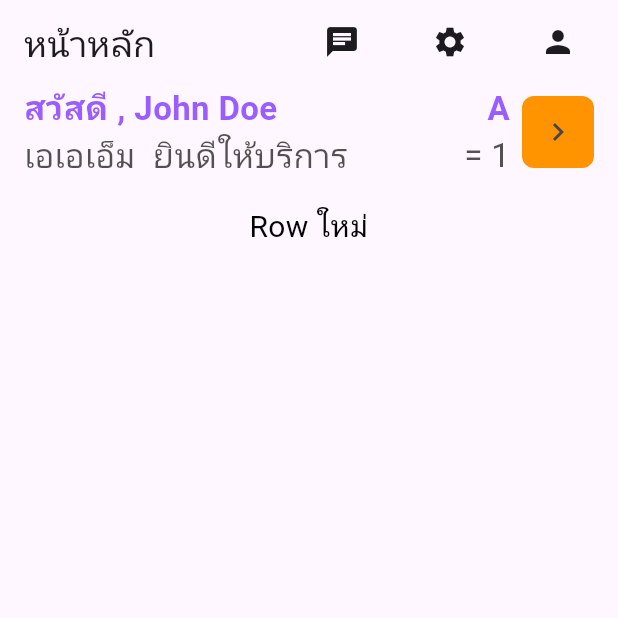
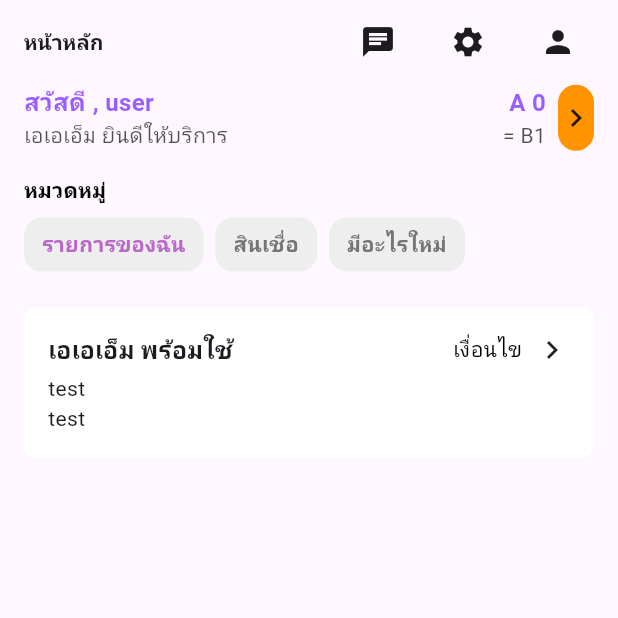
Before and after one commit to wichaiwon/api_template_app, a Flutter app: the screen it shows after launch, on a phone screen of 412 x 824 dp, the top half of it. Run offline on Flutter 3.47's test engine with Material 3 defaults, Android fonts, the phone set to English and light mode, and no system bars; our stand-ins replace get.

Commit message:
update home screen

```diff
--- a/lib/app/modules/home/controllers/home_controller.dart
+++ b/lib/app/modules/home/controllers/home_controller.dart
@@ -1,9 +1,17 @@
 import 'package:get/get.dart';
 
 class HomeController extends GetxController {
-  final userName = 'John Doe';
+  final userName = 'user'.obs;
+  final selectedCategoryIndex = 0.obs;
 
-  final count = 0.obs;
+  final categories =
+      [
+        {'name': 'รายการของฉัน'},
+        {'name': 'สินเชื่อ'},
+        {'name': 'มีอะไรใหม่'},
+      ].obs;
 
-  void increment() => count.value++;
+  void selectCatagory(int index) {
+    selectedCategoryIndex.value = index;
+  }
 }
--- a/lib/app/modules/home/views/home_view.dart
+++ b/lib/app/modules/home/views/home_view.dart
@@ -1,11 +1,15 @@
+import 'package:api_template_app/app/widgets/homescreen/user_point.dart';
 import 'package:flutter/material.dart';
 
 import 'package:get/get.dart';
 
 import '../controllers/home_controller.dart';
+import 'package:api_template_app/app/widgets/homescreen/catagories_button.dart';
+import 'package:api_template_app/app/widgets/homescreen/loan.dart';
 
 class HomeView extends GetView<HomeController> {
   const HomeView({super.key});
+
   @override
   Widget build(BuildContext context) {
     return Scaffold(
@@ -13,13 +17,16 @@ class HomeView extends GetView<HomeController> {
         title: Row(
           mainAxisAlignment: MainAxisAlignment.spaceBetween,
           children: [
-            Text('หน้าหลัก', style: TextStyle(fontSize: 24)),
+            Text(
+              'หน้าหลัก',
+              style: TextStyle(fontSize: 14, fontWeight: FontWeight.w700),
+            ),
             Row(
               children: [
                 IconButton(icon: Icon(Icons.chat), onPressed: () {}),
-                SizedBox(width: 24),
+                SizedBox(width: 12),
                 IconButton(icon: Icon(Icons.settings), onPressed: () {}),
-                SizedBox(width: 24),
+                SizedBox(width: 12),
                 IconButton(icon: Icon(Icons.person), onPressed: () {}),
               ],
             ),
@@ -29,77 +36,51 @@ class HomeView extends GetView<HomeController> {
       body: Padding(
         padding: const EdgeInsets.symmetric(horizontal: 16),
         child: Column(
-          // เปลี่ยนจาก Row เป็น Column เพื่อรองรับหลาย Row
           mainAxisAlignment: MainAxisAlignment.start,
           crossAxisAlignment: CrossAxisAlignment.stretch,
           children: [
-            Row(
-              mainAxisAlignment: MainAxisAlignment.spaceBetween,
-              crossAxisAlignment: CrossAxisAlignment.center,
-              children: [
+            UserPoint(
+              userName: controller.userName.value,
+              greetingMessage: 'เอเอเอ็ม ยินดีให้บริการ',
+              pointA: 'A 0',
+              pointB: '= B1',
+            ),
+            SizedBox(height: 16),
             Column(
+              mainAxisAlignment: MainAxisAlignment.start,
               crossAxisAlignment: CrossAxisAlignment.start,
               children: [
                 Text(
-                      'สวัสดี , ${controller.userName}',
+                  'หมวดหมู่',
                   style: TextStyle(
-                        fontSize: 22,
-                        color: Color(0xBF792AFF),
+                    fontSize: 14,
+                    color: Colors.black,
                     fontWeight: FontWeight.w700,
                   ),
                 ),
-                    Text(
-                      'เอเอเอ็ม  ยินดีให้บริการ',
-                      style: TextStyle(fontSize: 22, color: Color(0xBF1a1818)),
+                SizedBox(height: 8),
+                CategoriesButton(
+                  categories: controller.categories,
+                  selectedCategoryIndex: controller.selectedCategoryIndex,
+                  onCategorySelected: (index) {
+                    controller.selectCatagory(index);
+                  },
                 ),
               ],
             ),
-                Row(
-                  mainAxisAlignment: MainAxisAlignment.end,
+            SizedBox(height: 16),
+            Column(
+              mainAxisAlignment: MainAxisAlignment.start,
+              crossAxisAlignment: CrossAxisAlignment.start,
               children: [
-                    Column(
-                      crossAxisAlignment: CrossAxisAlignment.end,
-                      children: [
-                        Text(
-                          'A',
-                          style: TextStyle(
-                            fontSize: 22,
-                            color: Color(0xBF792AFF),
-                            fontWeight: FontWeight.w700,
-                          ),
-                        ),
-                        Text(
-                          '= 1',
-                          style: TextStyle(
-                            fontSize: 22,
-                            color: Color(0xBF1a1818),
-                          ),
-                        ),
-                      ],
-                    ),
-                    SizedBox(width: 8),
-                    Container(
-                      decoration: BoxDecoration(
-                        color: Color(0xFFFF9300),
-                        borderRadius: BorderRadius.circular(8),
-                      ),
-                      child: IconButton(
-                        onPressed: () {},
-                        icon: Icon(Icons.chevron_right, size: 24),
-                      ),
-                    ),
-                  ],
-                ),
-              ],
-            ),
-            SizedBox(height: 16), // เพิ่มระยะห่างระหว่าง Row
-            Row(
-              // Row ใหม่
-              mainAxisAlignment: MainAxisAlignment.center,
-              children: [
-                Text(
-                  'Row ใหม่',
-                  style: TextStyle(fontSize: 20, color: Colors.black),
+                SizedBox(height: 8),
+                Loan(
+                  title: 'เอเอเอ็ม พร้อมใช้',
+                  yourLoan: 'จำนวนสินเชื่อของคุณ',
+                  loanAmount: 5000,
+                  loanStatus: 'สินเชื่อเงินสดพร้อมใช้ อนุมัติทันที',
+                  condition: 'เงื่อนไข',
+                  loanButton: 'รับสินเชื่อ',
                 ),
               ],
             ),
--- /dev/null
+++ b/lib/app/widgets/homescreen/catagories_button.dart
@@ -0,0 +1,55 @@
+import 'package:flutter/material.dart';
+import 'package:get/get.dart';
+
+class CategoriesButton extends StatelessWidget {
+  final RxList<Map<String, String>> categories;
+  final RxInt selectedCategoryIndex;
+  final Function(int) onCategorySelected;
+
+  const CategoriesButton({
+    Key? key,
+    required this.categories,
+    required this.selectedCategoryIndex,
+    required this.onCategorySelected,
+  }) : super(key: key);
+  @override
+  Widget build(BuildContext context) {
+    return Obx(
+      () => SingleChildScrollView(
+        scrollDirection: Axis.horizontal,
+        child: Row(
+          mainAxisAlignment: MainAxisAlignment.start,
+          children: List.generate(categories.length, (idx) {
+            final isSelected = selectedCategoryIndex.value == idx;
+            return Padding(
+              padding: const EdgeInsets.only(right: 8),
+              child: GestureDetector(
+                onTap: () => onCategorySelected(idx),
+                child: Container(
+                  padding: const EdgeInsets.symmetric(
+                    horizontal: 12,
+                    vertical: 8,
+                  ),
+                  decoration: BoxDecoration(
+                    color: Colors.grey[200],
+                    borderRadius: const BorderRadius.all(Radius.circular(12)),
+                  ),
+                  child: Center(
+                    child: Text(
+                      categories[idx]['name'] as String,
+                      style: TextStyle(
+                        color:
+                            isSelected ? Colors.purple[300] : Colors.grey[600],
+                        fontWeight: FontWeight.w600,
+                      ),
+                    ),
+                  ),
+                ),
+              ),
+            );
+          }),
+        ),
+      ),
+    );
+  }
+}
--- /dev/null
+++ b/lib/app/widgets/homescreen/loan.dart
@@ -0,0 +1,58 @@
+import 'package:flutter/material.dart';
+import 'package:intl/intl.dart';
+
+class Loan extends StatelessWidget {
+  final String title;
+  final String yourLoan;
+  final double loanAmount;
+  final String loanStatus;
+  final String condition;
+  final String loanButton;
+
+  const Loan({
+    Key? key,
+    required this.title,
+    required this.yourLoan,
+    required this.loanAmount,
+    required this.loanStatus,
+    required this.condition,
+    required this.loanButton,
+  }) : super(key: key);
+  @override
+  Widget build(BuildContext context) {
+    return Container(
+      padding: const EdgeInsets.all(16),
+      width: double.infinity,
+      decoration: BoxDecoration(
+        color: Colors.white,
+        borderRadius: BorderRadius.circular(8),
+      ),
+      child: Column(
+        crossAxisAlignment: CrossAxisAlignment.start,
+        children: [
+          Row(
+            mainAxisAlignment: MainAxisAlignment.spaceBetween,
+            children: [
+              Text(
+                title,
+                style: TextStyle(fontSize: 16, fontWeight: FontWeight.w600),
+              ),
+              Row(
+                children: [
+                  Text(
+                    condition,
+                    style: TextStyle(fontSize: 14, color: Colors.black),
+                  ),
+                  SizedBox(width: 8),
+                  Icon(Icons.chevron_right, size: 24),
+                ],
+              ),
+            ],
+          ),
+          SizedBox(height: 4),
+          Column(children: [Text('test'), Text('test')]),
+        ],
+      ),
+    );
+  }
+}
--- /dev/null
+++ b/lib/app/widgets/homescreen/user_point.dart
@@ -0,0 +1,75 @@
+import 'package:flutter/material.dart';
+
+class UserPoint extends StatelessWidget {
+  final String userName;
+  final String greetingMessage;
+  final String pointA;
+  final String pointB;
+
+  const UserPoint({
+    Key? key,
+    required this.userName,
+    required this.greetingMessage,
+    required this.pointA,
+    required this.pointB,
+  }) : super(key: key);
+
+  @override
+  Widget build(BuildContext context) {
+    return Row(
+      mainAxisAlignment: MainAxisAlignment.spaceBetween,
+      crossAxisAlignment: CrossAxisAlignment.center,
+      children: [
+        Column(
+          crossAxisAlignment: CrossAxisAlignment.start,
+          children: [
+            Text(
+              'สวัสดี , $userName',
+              style: TextStyle(
+                fontSize: 16,
+                color: Color(0xBF792AFF),
+                fontWeight: FontWeight.w700,
+              ),
+            ),
+            Text(
+              greetingMessage,
+              style: TextStyle(fontSize: 14, color: Color(0xBF1a1818)),
+            ),
+          ],
+        ),
+        Row(
+          mainAxisAlignment: MainAxisAlignment.center,
+          children: [
+            Column(
+              crossAxisAlignment: CrossAxisAlignment.end,
+              children: [
+                Text(
+                  pointA,
+                  style: TextStyle(
+                    fontSize: 16,
+                    color: Color(0xBF792AFF),
+                    fontWeight: FontWeight.w700,
+                  ),
+                ),
+                Text(
+                  pointB,
+                  style: TextStyle(fontSize: 14, color: Color(0xBF1a1818)),
+                ),
+              ],
+            ),
+            SizedBox(width: 8),
+            Container(
+              width: 24,
+              height: 44,
+              decoration: BoxDecoration(
+                color: Color(0xFFFF9300),
+                borderRadius: BorderRadius.all(Radius.circular(12)),
+              ),
+              child: Center(child: Icon(Icons.chevron_right, size: 24)),
+            ),
+          ],
+        ),
+      ],
+    );
+  }
+}
--- a/pubspec.yaml
+++ b/pubspec.yaml
@@ -35,6 +35,7 @@ dependencies:
   # Use with the CupertinoIcons class for iOS style icons.
   cupertino_icons: ^1.0.8
   get: ^4.7.2
+  intl: ^0.20.2
 
 dev_dependencies:
   flutter_test:
```
Also changed, not shown: pubspec.lock. Lines whose indentation alone changed are shown as unchanged.
